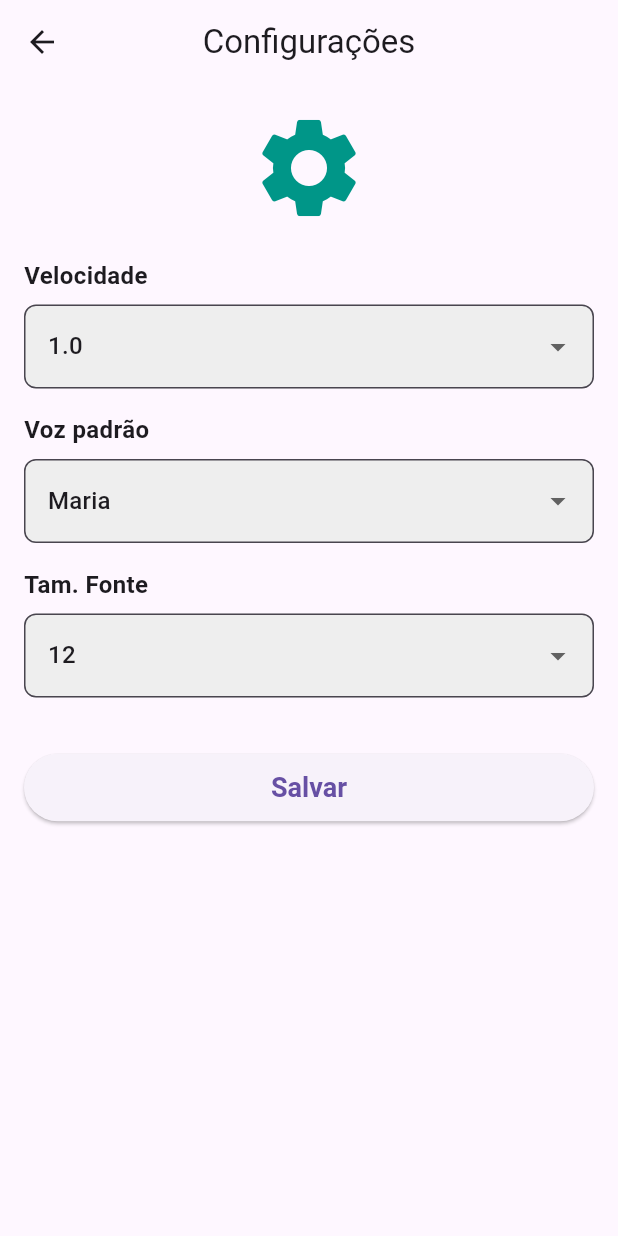
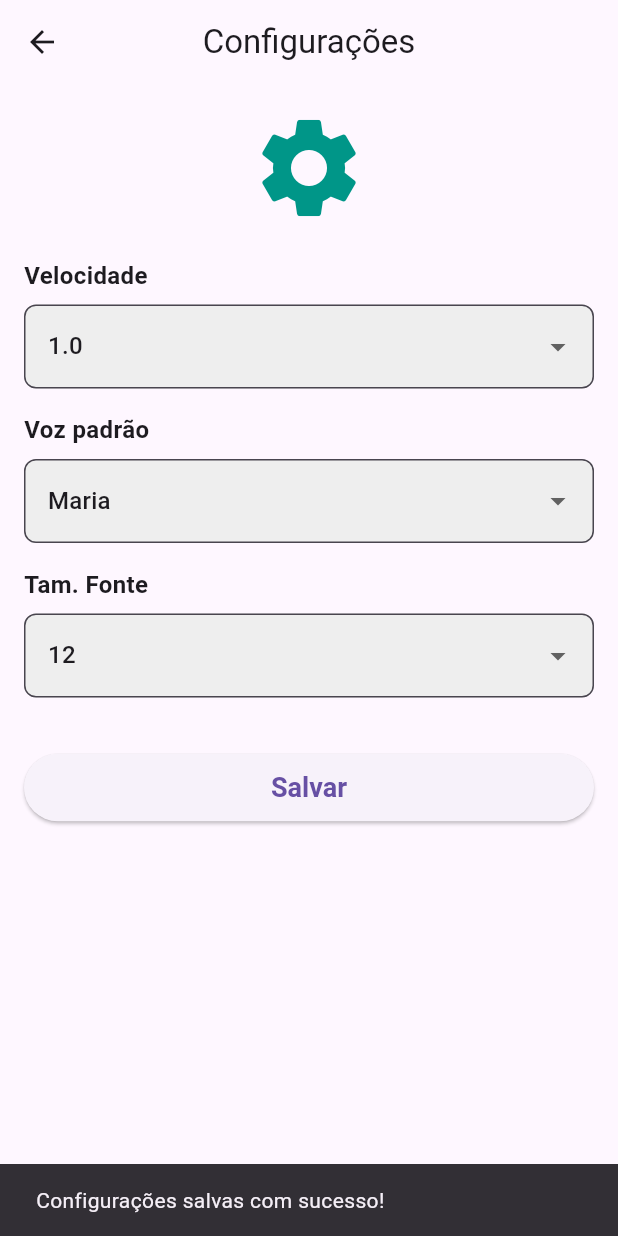
Before and after one commit to yago-almeida-melo/LDDM_2025-1_G1, a Flutter app: the ConfigScreen screen opened directly, after a tap on "Salvar", on a phone screen of 412 x 824 dp. Run offline on Flutter 3.47's test engine with Material 3 defaults, Android fonts, the phone set to English and light mode, and no system bars; our stand-ins replace flutter_dotenv, flutter_markdown, flutter_secure_storage, flutter_tts, sqflite, sqflite_common_ffi; missing offline and left inert: curved_nav_bar; accounts and stored records are empty.

Commit message:
Feat: add save config and update user

```diff
--- a/app_flutter/lib/pages/Config.dart
+++ b/app_flutter/lib/pages/Config.dart
@@ -1,5 +1,7 @@
 import 'package:flutter/material.dart';
 import 'package:app_flutter/pages/Home.dart';
+import 'package:flutter_secure_storage/flutter_secure_storage.dart';
+
 
 class ConfigScreen extends StatefulWidget {
   const ConfigScreen({super.key});
@@ -13,6 +15,32 @@ class _ConfigScreenState extends State<ConfigScreen>{
   double _speed = 1.0;
   String _selectedVoice = 'Maria';
   int _fontSize = 12;
+
+  final _secureStorage = const FlutterSecureStorage();
+
+  Future<void> carregarConfiguracoes() async {
+    final speed = await _secureStorage.read(key: 'config_speed');
+    final voice = await _secureStorage.read(key: 'config_voice');
+    final fontSize = await _secureStorage.read(key: 'config_fontSize');
+
+    setState(() {
+      _speed = double.tryParse(speed ?? '1.0') ?? 1.0;
+      _selectedVoice = voice ?? 'Maria';
+      _fontSize = int.tryParse(fontSize ?? '12') ?? 12;
+    });
+  }
+
+  Future<void> salvarConfiguracoes() async {
+    await _secureStorage.write(key: 'config_speed', value: _speed.toString());
+    await _secureStorage.write(key: 'config_voice', value: _selectedVoice);
+    await _secureStorage.write(key: 'config_fontSize', value: _fontSize.toString());
+  }
+
+  @override
+  void initState() {
+    super.initState();
+    carregarConfiguracoes();
+  }
 
   @override
   Widget build(BuildContext context) {
@@ -82,7 +110,13 @@ class _ConfigScreenState extends State<ConfigScreen>{
                   padding: const EdgeInsets.symmetric(vertical: 12),
                   textStyle: const TextStyle(fontSize: 18, fontWeight: FontWeight.bold),
                 ),
-                onPressed: () {},
+                  onPressed: () async {
+                    await salvarConfiguracoes();
+
+                    ScaffoldMessenger.of(context).showSnackBar(
+                      const SnackBar(content: Text('Configurações salvas com sucesso!')),
+                    );
+                  },
                 child: const Text("Salvar"),
               ),
             ),
```
Also changed, not shown: app_flutter/lib/pages/UserAccount.dart (+25 -0 lines).
